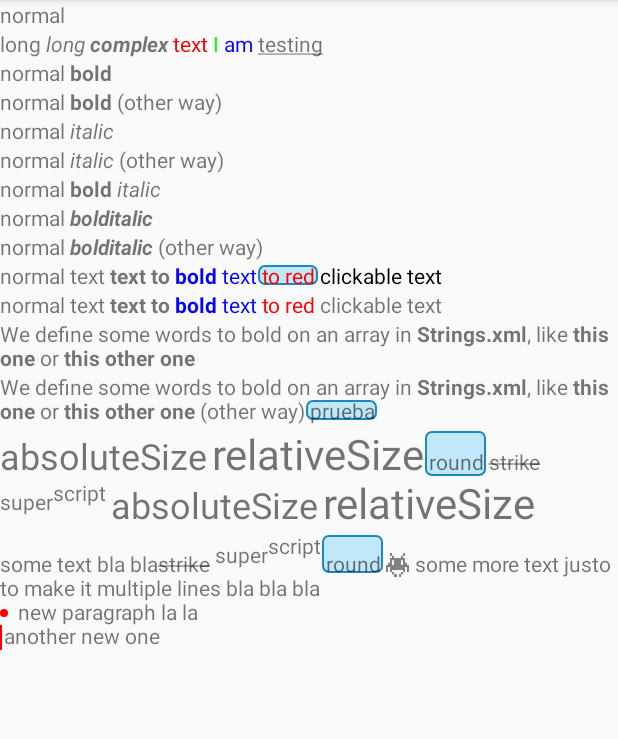
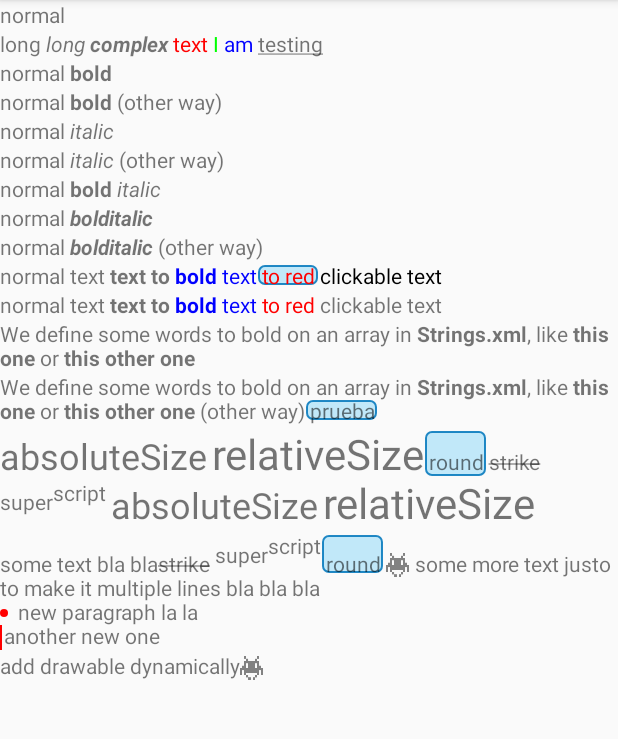
Before and after one commit to irontec/InkSpannable, an Android app: the screen it shows after launch (MainActivity), on a phone screen of 412 x 824 dp, the part 84-823 px from its top. Run offline under Robolectric (Android 15) with nearby library versions, the phone set to English and light mode, and no system bars; our stand-ins replace Timber.

Commit message:
Add drawable dynamically

```diff
--- a/app/src/main/java/com/inlacou/inkspannablelibraryproject/MainActivity.kt
+++ b/app/src/main/java/com/inlacou/inkspannablelibraryproject/MainActivity.kt
@@ -103,6 +103,11 @@ class MainActivity : AppCompatActivity() {
 						.drawable(R.drawable.space_invader, 16.dpToPx(), 16.dpToPx(), "drawable")
 						.build()
 			})
+			addView(RoundedBgTextView(context).apply {
+				text = InkSpannableBuilder("add drawable dynamically")
+						.addDrawable(R.drawable.space_invader, 16.dpToPx(), 16.dpToPx())
+						.build()
+			})
 		}
 	}
 
--- a/inkspannable/src/main/java/com/inlacou/inkspannable/InkSpannableBuilder.kt
+++ b/inkspannable/src/main/java/com/inlacou/inkspannable/InkSpannableBuilder.kt
@@ -57,6 +57,8 @@ class InkSpannableBuilder(private val allText: String) {
 	@RequiresApi(Build.VERSION_CODES.P) fun addBulletParagraph(bulletColor: Int, bulletGap: Int? = null, bulletRadius: Int? = null, string: String) = addTextMod(string, TextSpanMod(bulletColor = bulletColor, bulletGap = bulletGap, bulletRadius = bulletRadius))
 	fun addBulletParagraph(bulletColor: Int, bulletGap: Int? = null, string: String): InkSpannableBuilder = addTextMod(string, TextSpanMod(bulletColor = bulletColor, bulletGap = bulletGap))
 	fun addQuoteParagraph(quoteColor: Int, string: String): InkSpannableBuilder = addTextMod(string, TextSpanMod(quoteColor = quoteColor))
+	fun addDrawable(resId: Int, width: Int? = null, height: Int? = null): InkSpannableBuilder = addTextMod("addDrawableByResId", TextSpanMod(drawableResId = resId, drawableWidth = width, drawableHeight = height))
+	fun addDrawable(drawable: Drawable, width: Int? = null, height: Int? = null): InkSpannableBuilder = addTextMod("addDrawableByDrawable", TextSpanMod(drawable = drawable, drawableWidth = width, drawableHeight = height))
 
 	fun addTextMod(string: String, modifier: TextSpanMod): InkSpannableBuilder {
 		actions.add(Action(Type.ADD, modifier, listOf(string)))
```
